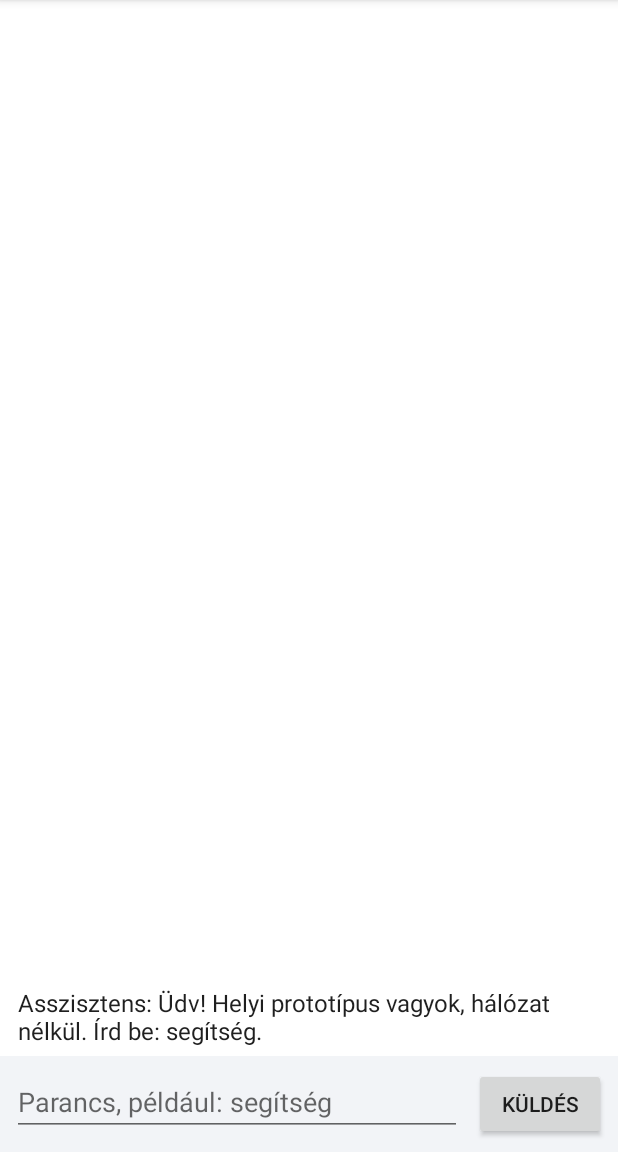
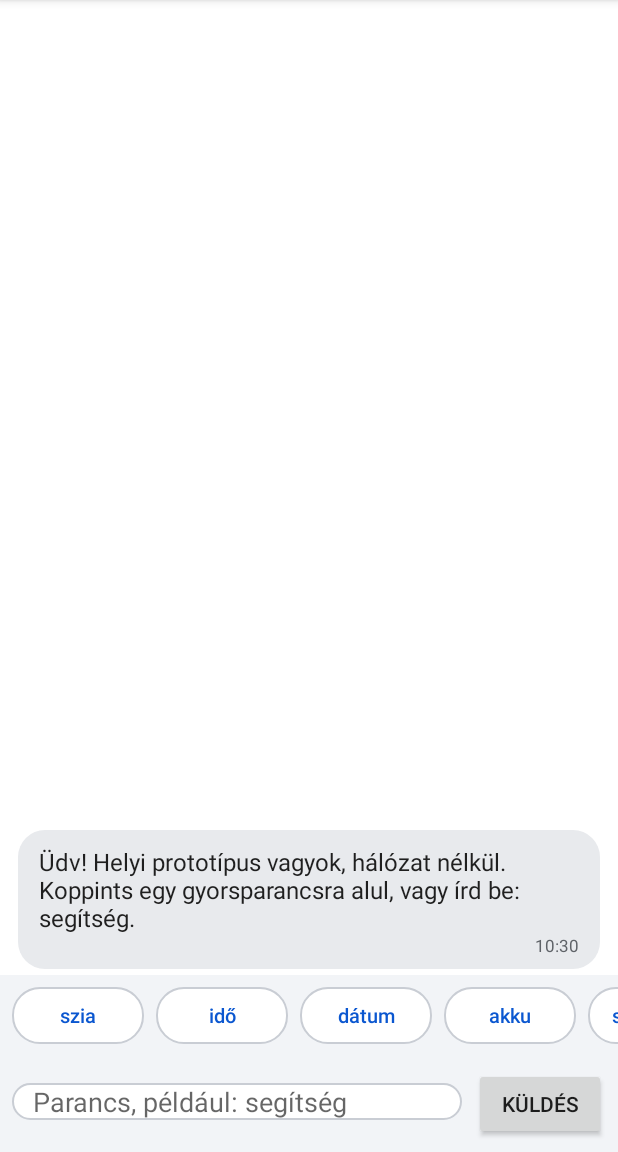
Before and after one commit to zsolem740-cell/personal-phone-agent, an Android app: the screen it shows after launch (MainActivity), on a phone screen of 412 x 824 dp, the part 84-1236 px from its top. Run offline under Robolectric (Android 15) with nearby library versions, the phone set to English and light mode, and no system bars.

Commit message:
Redesign chat UI with bubbles, timestamps and quick command chips
Co-authored-by: Perplexity <noreply@perplexity.ai>

```diff
--- a/app/build.gradle.kts
+++ b/app/build.gradle.kts
@@ -13,8 +13,8 @@ android {
         applicationId = "hu.personal.phoneagent"
         minSdk = 26
         targetSdk = 35
-        versionCode = 2
-        versionName = "0.2.0"
+        versionCode = 3
+        versionName = "0.2.1"
     }
 
     if (keystorePath != null) {
--- /dev/null
+++ b/app/src/main/java/hu/personal/phoneagent/ChatMessage.kt
@@ -0,0 +1,7 @@
+package hu.personal.phoneagent
+
+data class ChatMessage(
+    val fromUser: Boolean,
+    val text: String,
+    val time: String
+)
--- a/app/src/main/java/hu/personal/phoneagent/MainActivity.kt
+++ b/app/src/main/java/hu/personal/phoneagent/MainActivity.kt
@@ -9,7 +9,6 @@ import android.os.BatteryManager
 import android.os.Bundle
 import android.provider.AlarmClock
 import android.view.inputmethod.EditorInfo
-import android.widget.ArrayAdapter
 import android.widget.Button
 import android.widget.EditText
 import android.widget.ListView
@@ -18,59 +17,75 @@ import java.util.Date
 import java.util.Locale
 
 class MainActivity : Activity() {
-    private val messages = ArrayList<String>()
-    private lateinit var adapter: ArrayAdapter<String>
+    private val messages = ArrayList<ChatMessage>()
+    private lateinit var adapter: MessageAdapter
     private lateinit var list: ListView
+    private lateinit var input: EditText
 
     override fun onCreate(savedInstanceState: Bundle?) {
         super.onCreate(savedInstanceState)
         setContentView(R.layout.activity_main)
 
         list = findViewById(R.id.message_list)
-        adapter = ArrayAdapter(this, R.layout.item_message, R.id.message_text, messages)
+        adapter = MessageAdapter(this, messages)
         list.adapter = adapter
 
-        val input = findViewById<EditText>(R.id.command_input)
-        findViewById<Button>(R.id.send_button).setOnClickListener { submit(input) }
+        input = findViewById(R.id.command_input)
+        findViewById<Button>(R.id.send_button).setOnClickListener { submit() }
         input.setOnEditorActionListener { _, actionId, _ ->
             if (actionId == EditorInfo.IME_ACTION_SEND) {
-                submit(input)
+                submit()
                 true
             } else {
                 false
             }
         }
 
-        append(getString(R.string.welcome_message))
+        setupQuickCommands()
+        appendAssistant(getString(R.string.welcome_message))
     }
 
-    private fun submit(input: EditText) {
+    private fun setupQuickCommands() {
+        val container = findViewById<android.widget.LinearLayout>(R.id.chips_container)
+        val commands = resources.getStringArray(R.array.quick_commands)
+        for (command in commands) {
+            val chip = layoutInflater.inflate(R.layout.item_chip, container, false) as Button
+            chip.text = command
+            chip.setOnClickListener {
+                input.setText(command)
+                submit()
+            }
+            container.addView(chip)
+        }
+    }
+
+    private fun submit() {
         val request = input.text.toString().trim().take(500)
         input.text.clear()
         if (request.isEmpty()) {
-            append(getString(R.string.empty_command))
+            appendAssistant(getString(R.string.empty_command))
             return
         }
-        append(getString(R.string.you_prefix, request))
+        appendUser(request)
         handle(request)
     }
 
     private fun handle(request: String) {
         when (val command = CommandRouter.parse(request)) {
-            is Command.Greeting -> append(getString(R.string.answer_greeting))
-            is Command.Time -> append(getString(R.string.answer_time, currentTime("HH:mm")))
-            is Command.Date -> append(getString(R.string.answer_date, currentTime("yyyy. MMMM d., EEEE")))
+            is Command.Greeting -> appendAssistant(getString(R.string.answer_greeting))
+            is Command.Time -> appendAssistant(getString(R.string.answer_time, currentTime("HH:mm")))
+            is Command.Date -> appendAssistant(getString(R.string.answer_date, currentTime("yyyy. MMMM d., EEEE")))
             is Command.Battery -> {
                 val percent = batteryPercent()
                 if (percent < 0) {
-                    append(getString(R.string.answer_battery_unknown))
+                    appendAssistant(getString(R.string.answer_battery_unknown))
                 } else {
-                    append(getString(R.string.answer_battery, percent))
+                    appendAssistant(getString(R.string.answer_battery, percent))
                 }
             }
-            is Command.Help -> append(getString(R.string.answer_help))
-            is Command.Empty -> append(getString(R.string.empty_command))
-            is Command.Unknown -> append(getString(R.string.answer_unknown))
+            is Command.Help -> appendAssistant(getString(R.string.answer_help))
+            is Command.Empty -> appendAssistant(getString(R.string.empty_command))
+            is Command.Unknown -> appendAssistant(getString(R.string.answer_unknown))
             is Command.Calculator -> confirmAction(
                 getString(R.string.calculator_title),
                 getString(R.string.calculator_question)
@@ -98,22 +113,22 @@ class MainActivity : Activity() {
     private fun openCalculator() {
         try {
             startActivity(Intent.makeMainSelectorActivity(Intent.ACTION_MAIN, Intent.CATEGORY_APP_CALCULATOR))
-            append(getString(R.string.calculator_done))
+            appendAssistant(getString(R.string.calculator_done))
         } catch (_: ActivityNotFoundException) {
-            append(getString(R.string.calculator_missing))
+            appendAssistant(getString(R.string.calculator_missing))
         } catch (_: SecurityException) {
-            append(getString(R.string.action_denied))
+            appendAssistant(getString(R.string.action_denied))
         }
     }
 
     private fun openAlarms() {
         try {
             startActivity(Intent(AlarmClock.ACTION_SHOW_ALARMS))
-            append(getString(R.string.alarms_done))
+            appendAssistant(getString(R.string.alarms_done))
         } catch (_: ActivityNotFoundException) {
-            append(getString(R.string.alarms_missing))
+            appendAssistant(getString(R.string.alarms_missing))
         } catch (_: SecurityException) {
-            append(getString(R.string.action_denied))
+            appendAssistant(getString(R.string.action_denied))
         }
     }
 
@@ -121,11 +136,11 @@ class MainActivity : Activity() {
         try {
             val intent = Intent(Intent.ACTION_WEB_SEARCH).putExtra(SearchManager.QUERY, query)
             startActivity(intent)
-            append(getString(R.string.search_done))
+            appendAssistant(getString(R.string.search_done))
         } catch (_: ActivityNotFoundException) {
-            append(getString(R.string.search_missing))
+            appendAssistant(getString(R.string.search_missing))
         } catch (_: SecurityException) {
-            append(getString(R.string.action_denied))
+            appendAssistant(getString(R.string.action_denied))
         }
     }
 
@@ -138,8 +153,12 @@ class MainActivity : Activity() {
     private fun currentTime(pattern: String): String =
         SimpleDateFormat(pattern, Locale.getDefault()).format(Date())
 
-    private fun append(text: String) {
-        messages.add(text)
+    private fun appendUser(text: String) = appendMessage(fromUser = true, text = text)
+
+    private fun appendAssistant(text: String) = appendMessage(fromUser = false, text = text)
+
+    private fun appendMessage(fromUser: Boolean, text: String) {
+        messages.add(ChatMessage(fromUser, text, currentTime("HH:mm")))
         adapter.notifyDataSetChanged()
         list.post { list.setSelection(messages.size - 1) }
     }
--- /dev/null
+++ b/app/src/main/java/hu/personal/phoneagent/MessageAdapter.kt
@@ -0,0 +1,38 @@
+package hu.personal.phoneagent
+
+import android.content.Context
+import android.view.LayoutInflater
+import android.view.View
+import android.view.ViewGroup
+import android.widget.BaseAdapter
+import android.widget.TextView
+
+class MessageAdapter(
+    private val context: Context,
+    private val messages: List<ChatMessage>
+) : BaseAdapter() {
+
+    override fun getCount(): Int = messages.size
+
+    override fun getItem(position: Int): ChatMessage = messages[position]
+
+    override fun getItemId(position: Int): Long = position.toLong()
+
+    override fun getViewTypeCount(): Int = 2
+
+    override fun getItemViewType(position: Int): Int =
+        if (messages[position].fromUser) 1 else 0
+
+    override fun getView(position: Int, convertView: View?, parent: ViewGroup): View {
+        val message = messages[position]
+        val layout = if (message.fromUser) {
+            R.layout.item_message_user
+        } else {
+            R.layout.item_message_assistant
+        }
+        val view = convertView ?: LayoutInflater.from(context).inflate(layout, parent, false)
+        view.findViewById<TextView>(R.id.message_text).text = message.text
+        view.findViewById<TextView>(R.id.message_time).text = message.time
+        return view
+    }
+}
--- /dev/null
+++ b/app/src/main/res/drawable/bubble_assistant.xml
@@ -0,0 +1,6 @@
+<?xml version="1.0" encoding="utf-8"?>
+<shape xmlns:android="http://schemas.android.com/apk/res/android"
+    android:shape="rectangle">
+    <solid android:color="@color/bubble_assistant" />
+    <corners android:radius="18dp" />
+</shape>
--- /dev/null
+++ b/app/src/main/res/drawable/bubble_user.xml
@@ -0,0 +1,6 @@
+<?xml version="1.0" encoding="utf-8"?>
+<shape xmlns:android="http://schemas.android.com/apk/res/android"
+    android:shape="rectangle">
+    <solid android:color="@color/primary" />
+    <corners android:radius="18dp" />
+</shape>
--- /dev/null
+++ b/app/src/main/res/drawable/chip_background.xml
@@ -0,0 +1,7 @@
+<?xml version="1.0" encoding="utf-8"?>
+<shape xmlns:android="http://schemas.android.com/apk/res/android"
+    android:shape="rectangle">
+    <solid android:color="@android:color/white" />
+    <stroke android:width="1dp" android:color="@color/chip_stroke" />
+    <corners android:radius="18dp" />
+</shape>
--- a/app/src/main/res/layout/activity_main.xml
+++ b/app/src/main/res/layout/activity_main.xml
@@ -16,6 +16,20 @@
         android:stackFromBottom="true"
         android:transcriptMode="alwaysScroll" />
 
+    <HorizontalScrollView
+        android:layout_width="match_parent"
+        android:layout_height="wrap_content"
+        android:background="@color/input_background"
+        android:scrollbars="none">
+
+        <LinearLayout
+            android:id="@+id/chips_container"
+            android:layout_width="wrap_content"
+            android:layout_height="wrap_content"
+            android:orientation="horizontal"
+            android:padding="8dp" />
+    </HorizontalScrollView>
+
     <LinearLayout
         android:layout_width="match_parent"
         android:layout_height="wrap_content"
@@ -28,10 +42,13 @@
             android:layout_width="0dp"
             android:layout_height="wrap_content"
             android:layout_weight="1"
+            android:background="@drawable/chip_background"
             android:hint="@string/input_hint"
             android:imeOptions="actionSend"
             android:inputType="text"
-            android:maxLines="3" />
+            android:maxLines="3"
+            android:paddingLeft="14dp"
+            android:paddingRight="14dp" />
 
         <Button
             android:id="@+id/send_button"
--- /dev/null
+++ b/app/src/main/res/layout/item_chip.xml
@@ -0,0 +1,13 @@
+<?xml version="1.0" encoding="utf-8"?>
+<Button xmlns:android="http://schemas.android.com/apk/res/android"
+    android:layout_width="wrap_content"
+    android:layout_height="wrap_content"
+    android:layout_marginRight="8dp"
+    android:background="@drawable/chip_background"
+    android:minHeight="38dp"
+    android:paddingLeft="16dp"
+    android:paddingRight="16dp"
+    android:stateListAnimator="@null"
+    android:textAllCaps="false"
+    android:textColor="@color/primary"
+    android:textSize="13sp" />
--- /dev/null
+++ b/app/src/main/res/layout/item_message_assistant.xml
@@ -0,0 +1,34 @@
+<?xml version="1.0" encoding="utf-8"?>
+<FrameLayout xmlns:android="http://schemas.android.com/apk/res/android"
+    android:layout_width="match_parent"
+    android:layout_height="wrap_content"
+    android:paddingTop="4dp"
+    android:paddingBottom="4dp">
+
+    <LinearLayout
+        android:layout_width="wrap_content"
+        android:layout_height="wrap_content"
+        android:layout_gravity="start"
+        android:background="@drawable/bubble_assistant"
+        android:orientation="vertical"
+        android:paddingLeft="14dp"
+        android:paddingTop="10dp"
+        android:paddingRight="14dp"
+        android:paddingBottom="8dp">
+
+        <TextView
+            android:id="@+id/message_text"
+            android:layout_width="wrap_content"
+            android:layout_height="wrap_content"
+            android:textColor="@color/message_text"
+            android:textSize="16sp" />
+
+        <TextView
+            android:id="@+id/message_time"
+            android:layout_width="wrap_content"
+            android:layout_height="wrap_content"
+            android:layout_gravity="end"
+            android:textColor="@color/message_time_assistant"
+            android:textSize="11sp" />
+    </LinearLayout>
+</FrameLayout>
--- a/app/src/main/res/values/colors.xml
+++ b/app/src/main/res/values/colors.xml
@@ -5,4 +5,8 @@
     <color name="input_background">#F2F4F7</color>
     <color name="icon_background">#0B57D0</color>
     <color name="message_text">#1F1F1F</color>
+    <color name="message_time_user">#B3FFFFFF</color>
+    <color name="message_time_assistant">#5F6368</color>
+    <color name="bubble_assistant">#E8EAED</color>
+    <color name="chip_stroke">#C9CDD4</color>
 </resources>
--- a/app/src/main/res/values/strings.xml
+++ b/app/src/main/res/values/strings.xml
@@ -3,29 +3,39 @@
     <string name="app_name">Telefonasszisztens</string>
     <string name="send">Küldés</string>
     <string name="input_hint">Parancs, például: segítség</string>
-    <string name="welcome_message">Asszisztens: Üdv! Helyi prototípus vagyok, hálózat nélkül. Írd be: segítség.</string>
-    <string name="you_prefix">Te: %1$s</string>
-    <string name="empty_command">Asszisztens: Először írj be egy parancsot.</string>
-    <string name="answer_greeting">Asszisztens: Szia! Miben segíthetek?</string>
-    <string name="answer_time">Asszisztens: Most %1$s van.</string>
-    <string name="answer_date">Asszisztens: Ma %1$s.</string>
-    <string name="answer_battery">Asszisztens: Az akkumulátor töltöttsége körülbelül %1$d százalék.</string>
-    <string name="answer_battery_unknown">Asszisztens: Az akkumulátor töltöttségét most nem tudom lekérni.</string>
-    <string name="answer_help">Asszisztens: Parancsok: szia; idő; dátum; akku; számológép; ébresztők; keresés …; segítség. A telefonos műveletekhez mindig jóváhagyást kérek.</string>
-    <string name="answer_unknown">Asszisztens: Ezt még nem ismerem. Írd be: segítség.</string>
+    <string name="welcome_message">Üdv! Helyi prototípus vagyok, hálózat nélkül. Koppints egy gyorsparancsra alul, vagy írd be: segítség.</string>
+    <string name="you_prefix">%1$s</string>
+    <string name="empty_command">Először írj be egy parancsot.</string>
+    <string name="answer_greeting">Szia! Miben segíthetek?</string>
+    <string name="answer_time">Most %1$s van.</string>
+    <string name="answer_date">Ma %1$s.</string>
+    <string name="answer_battery">Az akkumulátor töltöttsége körülbelül %1$d százalék.</string>
+    <string name="answer_battery_unknown">Az akkumulátor töltöttségét most nem tudom lekérni.</string>
+    <string name="answer_help">Parancsok: szia; idő; dátum; akku; számológép; ébresztők; keresés …; segítség. A telefonos műveletekhez mindig jóváhagyást kérek.</string>
+    <string name="answer_unknown">Ezt még nem ismerem. Írd be: segítség.</string>
     <string name="yes">Igen</string>
     <string name="no">Mégse</string>
     <string name="calculator_title">Számológép megnyitása</string>
     <string name="calculator_question">Megnyithatom a telefon számológépét? Nem küldök neki adatot.</string>
-    <string name="calculator_done">Asszisztens: Átadtam a megnyitási kérést az Androidnak.</string>
-    <string name="calculator_missing">Asszisztens: Nincs a kérést kezelő számológép.</string>
+    <string name="calculator_done">Átadtam a megnyitási kérést az Androidnak.</string>
+    <string name="calculator_missing">Nincs a kérést kezelő számológép.</string>
     <string name="alarms_title">Ébresztők megnyitása</string>
     <string name="alarms_question">Megnyithatom a telefon ébresztőképernyőjét? Nem módosítok ébresztőt.</string>
-    <string name="alarms_done">Asszisztens: Megnyitottam az ébresztőket.</string>
-    <string name="alarms_missing">Asszisztens: Nincs a kérést kezelő óraalkalmazás.</string>
+    <string name="alarms_done">Megnyitottam az ébresztőket.</string>
+    <string name="alarms_missing">Nincs a kérést kezelő óraalkalmazás.</string>
     <string name="search_title">Webes keresés</string>
     <string name="search_question">Megnyissam a keresést ezzel: „%1$s”?</string>
-    <string name="search_done">Asszisztens: Átadtam a keresést az Androidnak.</string>
-    <string name="search_missing">Asszisztens: Nincs telepített keresőalkalmazás.</string>
-    <string name="action_denied">Asszisztens: Az Android nem engedélyezte a műveletet.</string>
+    <string name="search_done">Átadtam a keresést az Androidnak.</string>
+    <string name="search_missing">Nincs telepített keresőalkalmazás.</string>
+    <string name="action_denied">Az Android nem engedélyezte a műveletet.</string>
+
+    <string-array name="quick_commands">
+        <item>szia</item>
+        <item>idő</item>
+        <item>dátum</item>
+        <item>akku</item>
+        <item>számológép</item>
+        <item>ébresztők</item>
+        <item>segítség</item>
+    </string-array>
 </resources>
```
Also changed, not shown: app/src/main/res/layout/item_message_user.xml (added, +34 -0 lines), 1 other file.
